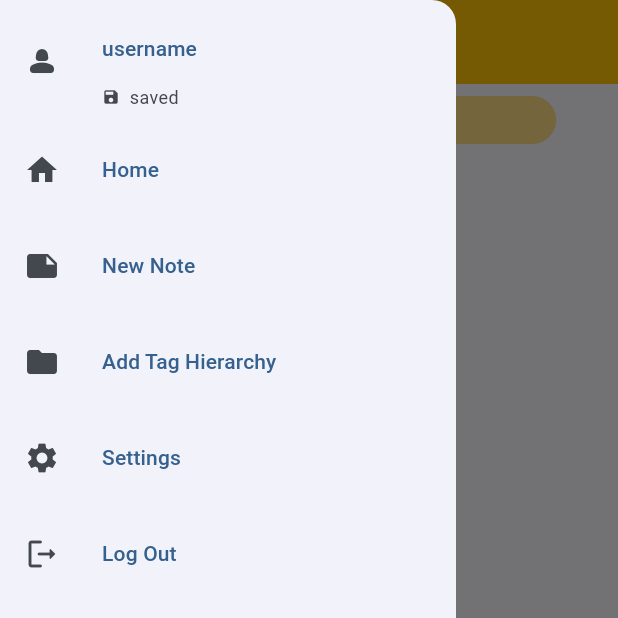
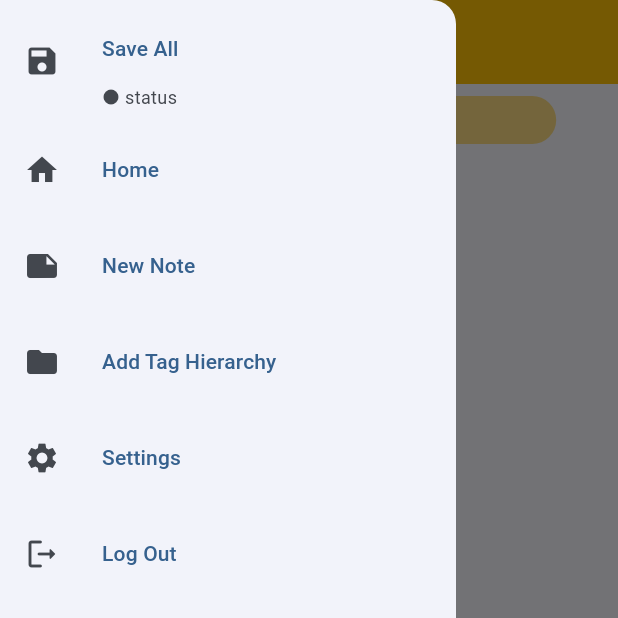
Before and after one commit to amitSah121/flutter, a Flutter app: the NotesHome screen opened by its route, with the side drawer open, on a phone screen of 412 x 824 dp, the top half of it. Run offline on Flutter 3.47's test engine with Material 3 defaults, Android fonts, the phone set to English and light mode, and no system bars; our stand-ins replace equatable, flutter_markdown, image_picker; missing offline and left inert: encrypt, flutter_material_color_picker, pointycastle.

Commit message:
Update Notes.dart

```diff
--- a/notes_v1/lib/Notes.dart
+++ b/notes_v1/lib/Notes.dart
@@ -109,9 +109,9 @@ class NotesHome extends StatefulWidget {
 
 class _NotesHomeState extends State<NotesHome> {
   final GlobalKey<ScaffoldState> _scaffoldKey = GlobalKey<ScaffoldState>();
-  String profileName = 'username';
-  String saved = " saved";
-  IconData icon = Icons.save;
+  // String profileName = 'Save All';
+  // String saved = " status";
+  // IconData icon = Icons.circle_sharp;
   Tag? tagHierarchy;
   List<String> currentHierarchySiblings = [];
   List<String> currentHierarchy = [];
@@ -285,8 +285,9 @@ class _NotesHomeState extends State<NotesHome> {
                 Padding(
                   padding: const EdgeInsets.only(left:16),
                   child: SizedBox(
+                    // decoration: const BoxDecoration(color: Colors.red),
                     width: MediaQuery.of(context).size.width,
-                    height: currentNotePlaceHolder.length*64,
+                    height: currentNotePlaceHolder.length*72,
                     child: ListView.builder(
                       itemCount: currentNotePlaceHolder.length,
                       itemBuilder: (context, index){
@@ -364,7 +365,7 @@ class _NotesHomeState extends State<NotesHome> {
         child: ListView(
           children: [
             ListTile(
-              leading: const Icon(Icons.person_2_rounded),
+              leading: const Icon(Icons.save),
               title: TextButton(
                 onPressed: () {
                   var temp_1 = tagHierarchy!.toFormattedString();
@@ -420,17 +421,17 @@ class _NotesHomeState extends State<NotesHome> {
                     await myModel.update_note(formatednote);
                   });
                 },
-                child: Align(
+                child: const Align(
                   alignment: Alignment.centerLeft,
-                  child: Text(profileName),
+                  child: Text('Save All'),
                 ),
               ),
-              subtitle: Padding(
-                padding: const EdgeInsets.only(left:12),
+              subtitle: const Padding(
+                padding: EdgeInsets.only(left:12),
                 child:Row(
                   children:[
-                    Icon(icon, size: 12,),
-                    Text(' $saved', style: const TextStyle(fontSize: 12)),
+                    Icon(Icons.circle_sharp, size: 12,),
+                    Text(' status', style: const TextStyle(fontSize: 12)),
                   ],
                 ),
               )
```
